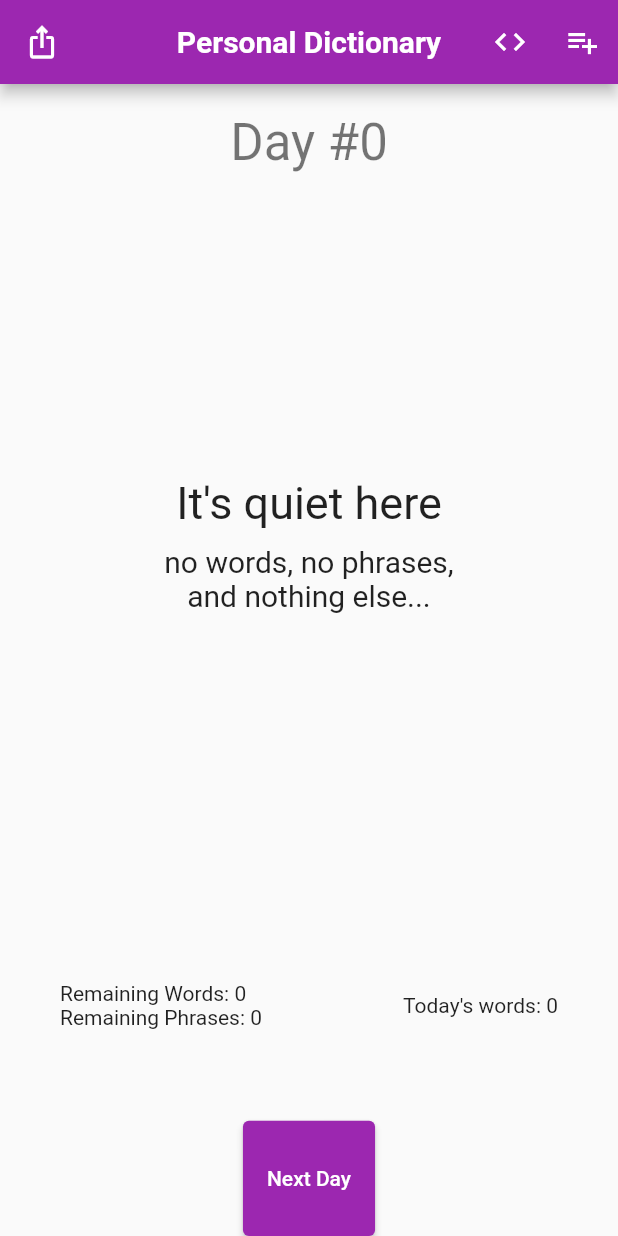
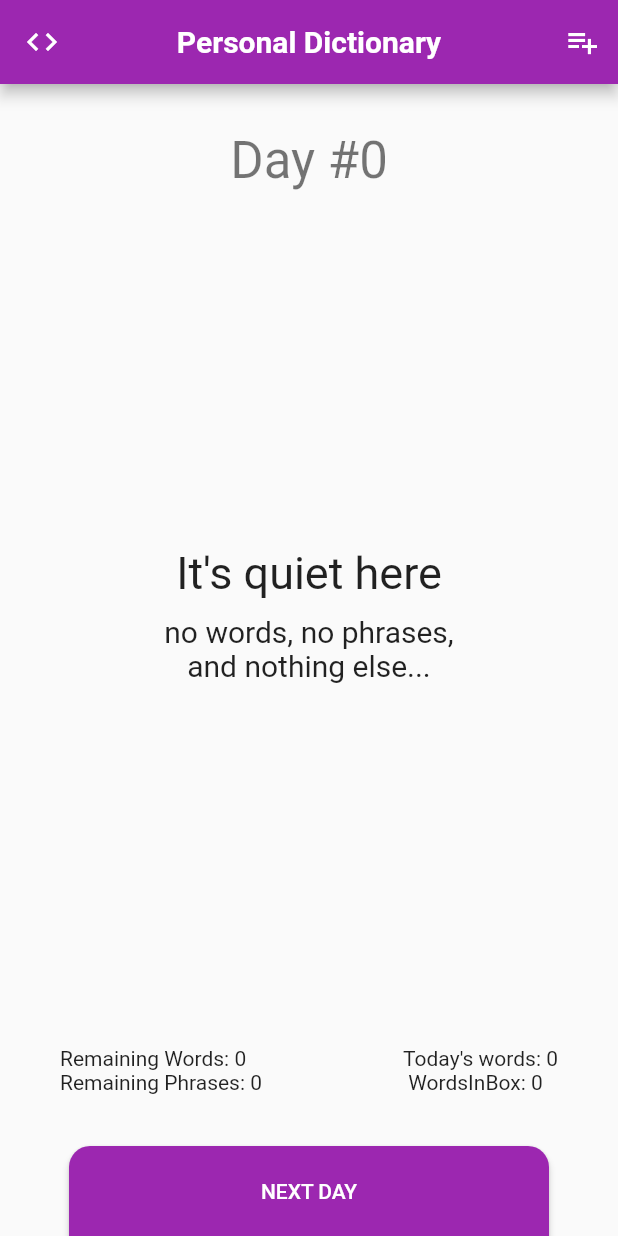
Before and after one commit to E837/personal-dictionary, a Flutter app: the screen it shows after launch, on a phone screen of 412 x 824 dp. Run offline on Flutter 3.47's test engine with Material 2 defaults, Android fonts, the phone set to English and light mode, and no system bars; our stand-ins replace auto_size_text, cloud_firestore, file_picker, firebase_core, google_fonts, scroll_snap_list; missing offline and left inert: excel; accounts and stored records are empty; Roboto replaces fonts that are missing (Ubuntu).

Commit message:
some UI improvements

```diff
--- a/lib/main.dart
+++ b/lib/main.dart
@@ -136,24 +136,25 @@ class MyHomePage extends StatelessWidget {
         actions: [
           IconButton(
             onPressed: () {
-              pickFile(wordsData: wordsData, isTable: false);
-            },
-            icon: const Icon(Icons.code),
-            tooltip: 'Import .html',
-          ),
-          IconButton(
-            onPressed: () {
               pickFile(wordsData: wordsData, isTable: true);
             },
             icon: const Icon(Icons.playlist_add),
             tooltip: 'Import .xlsx',
           ),
         ],
+        // for now we don't have any export functionality so I placed remaining buttons at left and right corners
         leading: IconButton(
-          onPressed: () {},
-          icon: const Icon(Icons.ios_share),
-          tooltip: 'Export .json',
+          onPressed: () {
+            pickFile(wordsData: wordsData, isTable: false);
+          },
+          icon: const Icon(Icons.code),
+          tooltip: 'Import .html',
         ),
+        // leading: IconButton(
+        //   onPressed: () {},
+        //   icon: const Icon(Icons.ios_share),
+        //   tooltip: 'Export .json',
+        // ),
       ),
       body: Consumer<Words>(
         builder: (context, data, child) {
@@ -170,7 +171,7 @@ class MyHomePage extends StatelessWidget {
               ),
               child!, // child is the CardsList widget
               Expanded(
-                flex: 2,
+                flex: 1,
                 child: Padding(
                   padding: const EdgeInsets.symmetric(horizontal: 40.0),
                   child: Row(
@@ -178,16 +179,13 @@ class MyHomePage extends StatelessWidget {
                     children: [
                       Text(
                           'Remaining Words: ${data.fbFreshWordsLength}\nRemaining Phrases: ${data.fbFreshPhrasesLength}'),
-                      // Text('Today\'s words: ${todayWords.length}'),
                       Text(
-                          'Today\'s words: ${data.getWordsToReadFromWordsInBox().length}'),
+                          'Today\'s words: ${data.getWordsToReadFromWordsInBox().length}\n WordsInBox: ${data.wordsInBox.length}'),
                     ],
                   ),
                 ),
               ),
-              Expanded(
-                flex: 1,
-                child: Consumer<Words>(
+              Consumer<Words>(
                 builder: (context, wordsData, _) {
                   bool allAnswered() {
                     for (var word in wordsData.wordsInBox) {
@@ -206,32 +204,31 @@ class MyHomePage extends StatelessWidget {
                             final scaffoldMessenger =
                                 ScaffoldMessenger.of(context);
                             final response = await wordsData.makeNewDay();
-                              // if "response != null" means we've got an error (it returns the error msg)
-                              if (response != null) {
                             scaffoldMessenger.showSnackBar(SnackBar(
                                 content: Text(
-                                  response,
+                              response ?? 'Now you can restart the app',
+                              // if "response != null" means we've got an error (it returns the error msg)
                               textAlign: TextAlign.center,
                             )));
                           }
-                              // if (response == null ||
-                              //     !response.contains('dayNo')) {
-                              //   // if we have no errors OR at least no errors about "dayNo", do this
-                              //   wordsData.dayNoUp();
-                              // }
-                              // wordsData.wordsInBox = await wordsData.fetchBoxWords();
-                            }
                         : null,
-                      child: const Text('Next Day'),
+                    style: ElevatedButton.styleFrom(
+                      fixedSize: const Size(320, 60),
+                      shape: const RoundedRectangleBorder(
+                        borderRadius: BorderRadius.vertical(
+                          top: Radius.circular(14),
+                        ),
+                      ),
+                    ),
+                    child: const Text('NEXT DAY'),
                   );
                 },
-                ),
               ),
             ],
           );
         },
         child: const Expanded(
-          flex: 6,
+          flex: 5,
           child: CardsList(),
         ),
       ),
```
Lines whose indentation alone changed are shown as unchanged.
